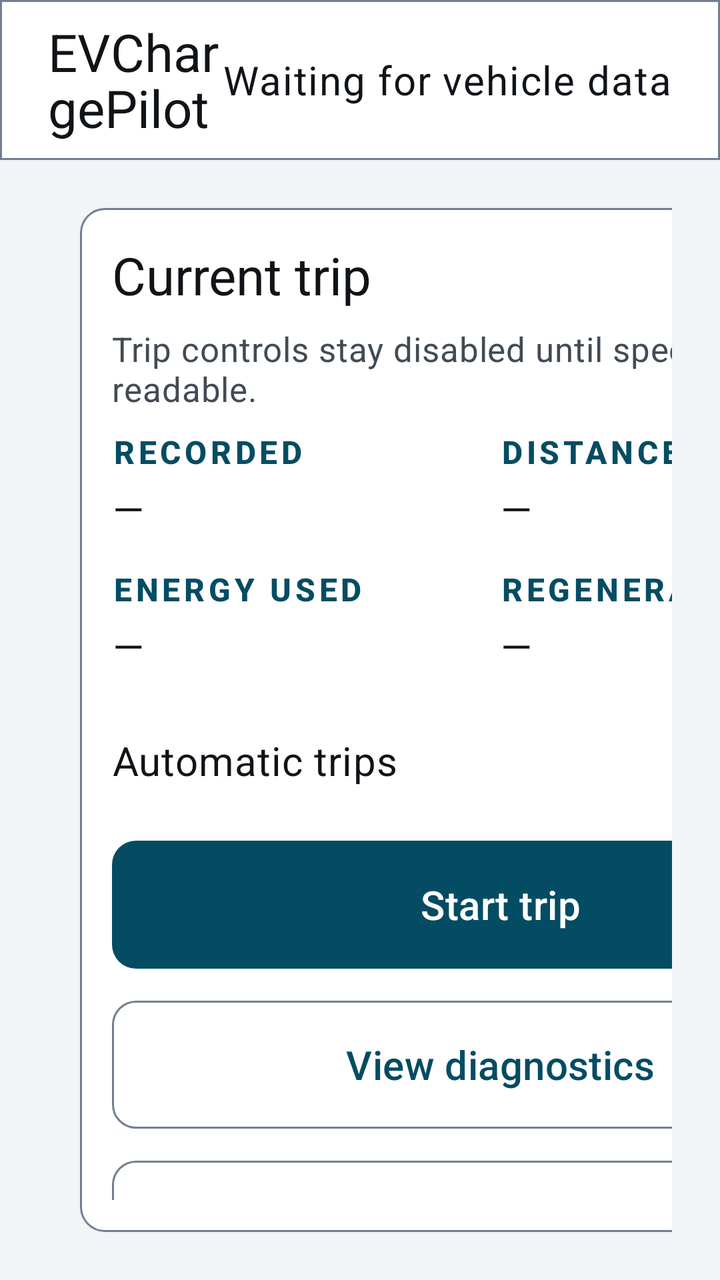
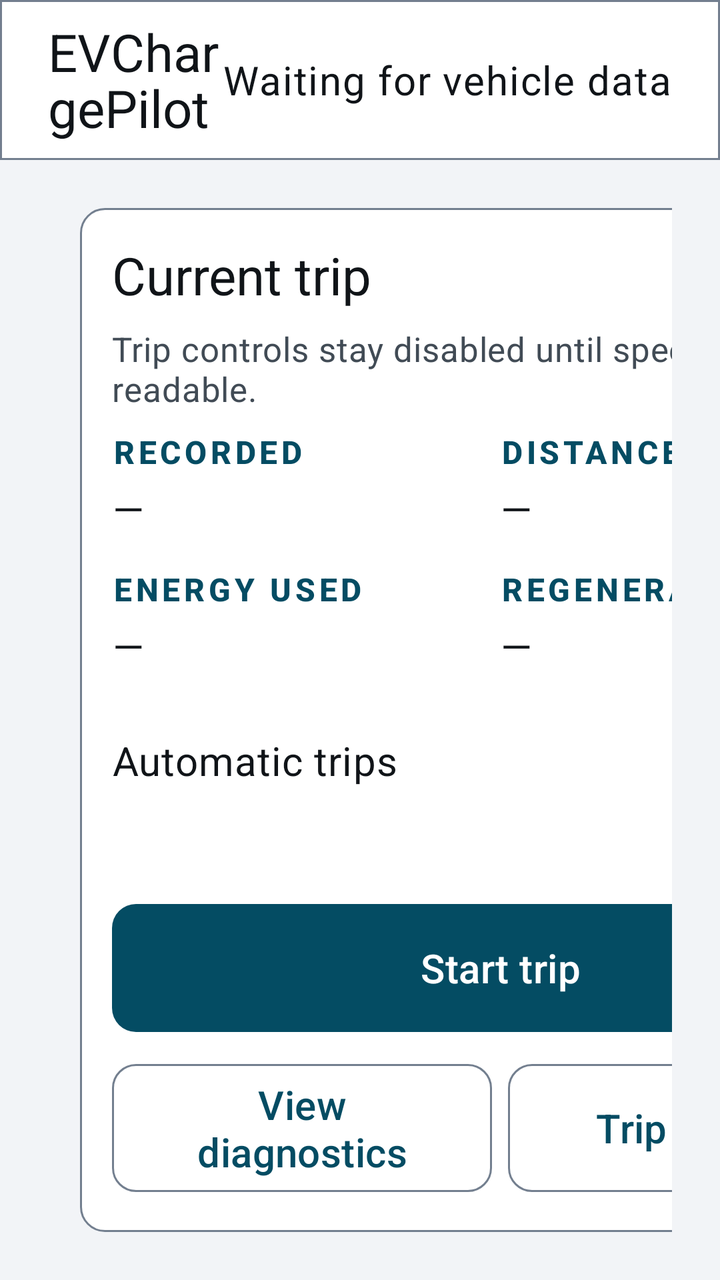

Screens rendered from an Android XML layout before and after an edit, with the pre-edit source and the edit as a unified diff.
<!-- AndroidManifest.xml: application theme Theme.EVChargePilot -->
<!-- res/layout/activity_main.xml -->
<?xml version="1.0" encoding="utf-8"?>
<LinearLayout xmlns:android="http://schemas.android.com/apk/res/android"
    xmlns:app="http://schemas.android.com/apk/res-auto"
    android:layout_width="match_parent"
    android:layout_height="match_parent"
    android:orientation="vertical">

    <LinearLayout
        android:layout_width="match_parent"
        android:layout_height="80dp"
        android:background="@drawable/bg_topbar"
        android:gravity="center_vertical"
        android:orientation="horizontal"
        android:paddingStart="@dimen/spacing_lg"
        android:paddingEnd="@dimen/spacing_lg">

        <TextView
            android:layout_width="0dp"
            android:layout_height="wrap_content"
            android:layout_weight="1"
            android:text="@string/app_name"
            android:textAppearance="@style/Text.EV.Title" />

        <TextView
            android:id="@+id/dataStatus"
            android:layout_width="wrap_content"
            android:layout_height="wrap_content"
            android:drawablePadding="@dimen/spacing_sm"
            android:text="@string/status_waiting_for_vehicle"
            android:textAppearance="@style/Text.EV.Body" />
    </LinearLayout>

    <LinearLayout
        android:layout_width="match_parent"
        android:layout_height="0dp"
        android:layout_weight="1"
        android:baselineAligned="false"
        android:orientation="horizontal"
        android:padding="@dimen/spacing_lg">

        <LinearLayout
            android:layout_width="0dp"
            android:layout_height="match_parent"
            android:layout_weight="1"
            android:orientation="vertical">

            <LinearLayout
                android:layout_width="match_parent"
                android:layout_height="190dp"
                android:background="@drawable/bg_card"
                android:baselineAligned="false"
                android:gravity="center_vertical"
                android:orientation="horizontal"
                android:padding="@dimen/spacing_lg">

                <LinearLayout
                    android:layout_width="0dp"
                    android:layout_height="wrap_content"
                    android:layout_weight="2"
                    android:orientation="vertical">

                    <TextView
                        android:layout_width="wrap_content"
                        android:layout_height="wrap_content"
                        android:text="@string/label_battery"
                        android:textAppearance="@style/Text.EV.SectionHeader" />

                    <TextView
                        android:id="@+id/socValue"
                        android:layout_width="wrap_content"
                        android:layout_height="wrap_content"
                        android:layout_marginTop="@dimen/spacing_sm"
                        android:fontFeatureSettings="tnum"
                        android:text="@string/value_soc_unavailable"
                        android:textAppearance="@style/Text.EV.Display" />

                    <TextView
                        android:layout_width="wrap_content"
                        android:layout_height="wrap_content"
                        android:layout_marginTop="@dimen/spacing_xs"
                        android:text="@string/soc_vehicle_reported"
                        android:textAppearance="@style/Text.EV.Secondary" />
                </LinearLayout>

                <LinearLayout
                    android:layout_width="0dp"
                    android:layout_height="wrap_content"
                    android:layout_weight="1"
                    android:gravity="end"
                    android:orientation="vertical">

                    <TextView
                        android:layout_width="wrap_content"
                        android:layout_height="wrap_content"
                        android:text="@string/label_power"
                        android:textAppearance="@style/Text.EV.SectionHeader" />

                    <TextView
                        android:id="@+id/powerValue"
                        android:layout_width="wrap_content"
                        android:layout_height="wrap_content"
                        android:layout_marginTop="@dimen/spacing_sm"
                        android:fontFeatureSettings="tnum"
                        android:text="@string/value_power_unavailable"
                        android:textAppearance="@style/Text.EV.Body" />

                    <TextView
                        android:layout_width="wrap_content"
                        android:layout_height="wrap_content"
                        android:layout_marginTop="@dimen/spacing_xs"
                        android:text="@string/power_sign_help"
                        android:textAppearance="@style/Text.EV.Secondary" />
                </LinearLayout>
            </LinearLayout>

            <LinearLayout
                android:layout_width="match_parent"
                android:layout_height="0dp"
                android:layout_weight="1"
                android:layout_marginTop="@dimen/spacing_md"
                android:background="@drawable/bg_card"
                android:orientation="vertical">

                <LinearLayout
                    android:layout_width="match_parent"
                    android:layout_height="0dp"
                    android:layout_weight="1"
                    android:baselineAligned="false"
                    android:orientation="horizontal">

                    <LinearLayout
                        style="@style/Widget.EV.Readout"
                        android:layout_width="0dp"
                        android:layout_height="match_parent"
                        android:layout_weight="1"
                        android:layout_marginEnd="@dimen/spacing_sm">
                        <TextView style="@style/Text.EV.ReadoutLabel" android:text="@string/label_range" />
                        <TextView android:id="@+id/rangeValue" style="@style/Text.EV.ReadoutValue" />
                        <TextView
                            style="@style/Text.EV.ReadoutLabel"
                            android:layout_marginTop="@dimen/spacing_sm"
                            android:text="@string/label_adaptive_range" />
                        <TextView
                            android:id="@+id/adaptiveRangeValue"
                            style="@style/Text.EV.TripValue" />
                    </LinearLayout>

                    <View
                        android:layout_width="1dp"
                        android:layout_height="match_parent"
                        android:background="@color/ev_outline" />

                    <LinearLayout
                        style="@style/Widget.EV.Readout"
                        android:layout_width="0dp"
                        android:layout_height="match_parent"
                        android:layout_weight="1"
                        android:layout_marginStart="@dimen/spacing_sm"
                        android:layout_marginEnd="@dimen/spacing_sm">
                        <TextView style="@style/Text.EV.ReadoutLabel" android:text="@string/label_speed" />
                        <TextView android:id="@+id/speedValue" style="@style/Text.EV.ReadoutValue" />
                    </LinearLayout>

                    <View
                        android:layout_width="1dp"
                        android:layout_height="match_parent"
                        android:background="@color/ev_outline" />

                    <LinearLayout
                        style="@style/Widget.EV.Readout"
                        android:layout_width="0dp"
                        android:layout_height="match_parent"
                        android:layout_weight="1"
                        android:layout_marginStart="@dimen/spacing_sm">
                        <TextView style="@style/Text.EV.ReadoutLabel" android:text="@string/label_climate" />
                        <TextView android:id="@+id/climateValue" style="@style/Text.EV.ReadoutValue" />
                    </LinearLayout>
                </LinearLayout>

                <View
                    android:layout_width="match_parent"
                    android:layout_height="1dp"
                    android:background="@color/ev_outline" />

                <LinearLayout
                    android:layout_width="match_parent"
                    android:layout_height="0dp"
                    android:layout_weight="1"
                    android:baselineAligned="false"
                    android:orientation="horizontal">

                    <LinearLayout
                        style="@style/Widget.EV.Readout"
                        android:layout_width="0dp"
                        android:layout_height="match_parent"
                        android:layout_weight="1"
                        android:layout_marginEnd="@dimen/spacing_sm">
                        <TextView style="@style/Text.EV.ReadoutLabel" android:text="@string/label_outside_temp" />
                        <TextView android:id="@+id/outsideTempValue" style="@style/Text.EV.ReadoutValue" />
                    </LinearLayout>

                    <View
                        android:layout_width="1dp"
                        android:layout_height="match_parent"
                        android:background="@color/ev_outline" />

                    <LinearLayout
                        style="@style/Widget.EV.Readout"
                        android:layout_width="0dp"
                        android:layout_height="match_parent"
                        android:layout_weight="1"
                        android:layout_marginStart="@dimen/spacing_sm"
                        android:layout_marginEnd="@dimen/spacing_sm">
                        <TextView style="@style/Text.EV.ReadoutLabel" android:text="@string/label_battery_temp" />
                        <TextView android:id="@+id/batteryTempValue" style="@style/Text.EV.ReadoutValue" />
                    </LinearLayout>

                    <View
                        android:layout_width="1dp"
                        android:layout_height="match_parent"
                        android:background="@color/ev_outline" />

                    <LinearLayout
                        style="@style/Widget.EV.Readout"
                        android:layout_width="0dp"
                        android:layout_height="match_parent"
                        android:layout_weight="1"
                        android:layout_marginStart="@dimen/spacing_sm"
                        android:baselineAligned="false"
                        android:orientation="horizontal">

                        <LinearLayout
                            android:layout_width="0dp"
                            android:layout_height="wrap_content"
                            android:layout_weight="1"
                            android:orientation="vertical">
                            <TextView style="@style/Text.EV.ReadoutLabel" android:text="@string/label_instant_consumption" />
                            <TextView android:id="@+id/instantConsumptionValue" style="@style/Text.EV.TripValue" />
                        </LinearLayout>

                        <LinearLayout
                            android:layout_width="0dp"
                            android:layout_height="wrap_content"
                            android:layout_weight="1"
                            android:orientation="vertical">
                            <TextView style="@style/Text.EV.ReadoutLabel" android:text="@string/label_trip_average_consumption" />
                            <TextView android:id="@+id/tripConsumptionValue" style="@style/Text.EV.TripValue" />
                        </LinearLayout>
                    </LinearLayout>
                </LinearLayout>
            </LinearLayout>
        </LinearLayout>

        <LinearLayout
            android:layout_width="@dimen/chargepilot_rail_width"
            android:layout_height="match_parent"
            android:layout_marginStart="@dimen/spacing_md"
            android:background="@drawable/bg_card"
            android:orientation="vertical"
            android:padding="@dimen/spacing_md">

            <TextView
                android:layout_width="wrap_content"
                android:layout_height="wrap_content"
                android:text="@string/label_current_trip"
                android:textAppearance="@style/Text.EV.Title" />

            <TextView
                android:id="@+id/tripHint"
                android:layout_width="match_parent"
                android:layout_height="wrap_content"
                android:layout_marginTop="@dimen/spacing_sm"
                android:minHeight="44dp"
                android:text="@string/trip_control_speed_unavailable"
                android:textAppearance="@style/Text.EV.Secondary" />

            <LinearLayout
                android:layout_width="match_parent"
                android:layout_height="wrap_content"
                android:layout_marginTop="@dimen/spacing_sm"
                android:baselineAligned="false"
                android:orientation="horizontal">

                <LinearLayout android:layout_width="0dp" android:layout_height="wrap_content" android:layout_weight="1" android:orientation="vertical">
                    <TextView style="@style/Text.EV.ReadoutLabel" android:text="@string/label_duration" />
                    <TextView android:id="@+id/tripDurationValue" style="@style/Text.EV.TripValue" />
                </LinearLayout>
                <LinearLayout android:layout_width="0dp" android:layout_height="wrap_content" android:layout_weight="1" android:orientation="vertical">
                    <TextView style="@style/Text.EV.ReadoutLabel" android:text="@string/label_distance" />
                    <TextView android:id="@+id/tripDistanceValue" style="@style/Text.EV.TripValue" />
                </LinearLayout>
            </LinearLayout>

            <LinearLayout
                android:layout_width="match_parent"
                android:layout_height="wrap_content"
                android:layout_marginTop="@dimen/spacing_md"
                android:baselineAligned="false"
                android:orientation="horizontal">

                <LinearLayout android:layout_width="0dp" android:layout_height="wrap_content" android:layout_weight="1" android:orientation="vertical">
                    <TextView style="@style/Text.EV.ReadoutLabel" android:text="@string/label_energy_used" />
                    <TextView android:id="@+id/tripEnergyValue" style="@style/Text.EV.TripValue" />
                </LinearLayout>
                <LinearLayout android:layout_width="0dp" android:layout_height="wrap_content" android:layout_weight="1" android:orientation="vertical">
                    <TextView style="@style/Text.EV.ReadoutLabel" android:text="@string/label_regenerated" />
                    <TextView android:id="@+id/tripRegenValue" style="@style/Text.EV.TripValue" />
                </LinearLayout>
            </LinearLayout>

            <com.google.android.material.materialswitch.MaterialSwitch
                android:id="@+id/automaticDetection"
                style="@style/Widget.EV.Switch"
                android:layout_width="match_parent"
                android:layout_height="wrap_content"
                android:layout_marginTop="@dimen/spacing_sm"
                android:text="@string/action_automatic_trips" />

            <Space
                android:layout_width="1dp"
                android:layout_height="0dp"
                android:layout_weight="1" />

            <com.google.android.material.button.MaterialButton
                android:id="@+id/tripAction"
                style="@style/Widget.EVChargePilot.Button"
                android:layout_width="match_parent"
                android:layout_height="@dimen/touch_target"
                android:text="@string/action_start_trip" />

            <com.google.android.material.button.MaterialButton
                android:id="@+id/diagnosticsAction"
                style="@style/Widget.EV.Button.Outlined"
                android:layout_width="match_parent"
                android:layout_height="@dimen/touch_target"
                android:layout_marginTop="@dimen/spacing_sm"
                android:text="@string/action_view_diagnostics" />

            <com.google.android.material.button.MaterialButton
                android:id="@+id/historyAction"
                style="@style/Widget.EV.Button.Outlined"
                android:layout_width="match_parent"
                android:layout_height="@dimen/touch_target"
                android:layout_marginTop="@dimen/spacing_sm"
                android:text="@string/action_trip_history" />
        </LinearLayout>
    </LinearLayout>
</LinearLayout>
<!-- resources referenced by this layout -->
<resources>
  <color name="ev_outline">#FF737F8F</color>
  <dimen name="chargepilot_rail_width">420dp</dimen>
  <dimen name="spacing_lg">24dp</dimen>
  <dimen name="spacing_md">16dp</dimen>
  <dimen name="spacing_sm">8dp</dimen>
  <dimen name="spacing_xs">4dp</dimen>
  <dimen name="touch_target">72dp</dimen>
  <string name="action_automatic_trips">Automatic trips</string>
  <string name="action_start_trip">Start trip</string>
  <string name="action_trip_history">Trip history</string>
  <string name="action_view_diagnostics">View diagnostics</string>
  <string name="app_name">EVChargePilot</string>
  <string name="label_adaptive_range">ADAPTIVE ESTIMATE</string>
  <string name="label_battery">BATTERY</string>
  <string name="label_battery_temp">BATTERY TEMP.</string>
  <string name="label_climate">CLIMATE</string>
  <string name="label_current_trip">Current trip</string>
  <string name="label_distance">DISTANCE</string>
  <string name="label_duration">RECORDED</string>
  <string name="label_energy_used">ENERGY USED</string>
  <string name="label_instant_consumption">INSTANT</string>
  <string name="label_outside_temp">OUTSIDE</string>
  <string name="label_power">BATTERY POWER</string>
  <string name="label_range">VEHICLE RANGE</string>
  <string name="label_regenerated">REGENERATED</string>
  <string name="label_speed">SPEED</string>
  <string name="label_trip_average_consumption">TRIP AVERAGE</string>
  <string name="power_sign_help">+ consumption · − regeneration</string>
  <string name="soc_vehicle_reported">Vehicle-reported state of charge</string>
  <string name="status_waiting_for_vehicle">Waiting for vehicle data</string>
  <string name="trip_control_speed_unavailable">Trip controls stay disabled until speed is readable.</string>
  <string name="value_power_unavailable" translatable="false">— kW</string>
  <string name="value_soc_unavailable" translatable="false">— %</string>
  <style name="Text.EV.Body" parent="TextAppearance.Material3.BodyLarge">
          <item name="android:textSize">@dimen/text_body</item>
          <item name="android:textColor">@color/ev_text_primary</item>
      </style>
  <style name="Text.EV.Display" parent="TextAppearance.Material3.HeadlineSmall">
          <item name="android:textSize">@dimen/text_display</item>
          <item name="android:textColor">@color/ev_text_primary</item>
      </style>
  <style name="Text.EV.ReadoutLabel" parent="Text.EV.SectionHeader">
          <item name="android:layout_width">wrap_content</item>
          <item name="android:layout_height">wrap_content</item>
      </style>
  <style name="Text.EV.Title" parent="TextAppearance.Material3.TitleLarge">
          <item name="android:textSize">@dimen/text_title</item>
          <item name="android:textColor">@color/ev_text_primary</item>
      </style>
  <style name="Widget.EVChargePilot.Button" parent="Widget.EV.Button">
          <item name="android:textColor">@color/ev_button_text</item>
          <item name="backgroundTint">@color/ev_button_fill</item>
      </style>
  <color name="ev_surface">#FFFFFFFF</color>
  <dimen name="ev_corner">12dp</dimen>
  <dimen name="text_body">20sp</dimen>
  <color name="ev_text_primary">#FF101418</color>
  <dimen name="text_display">32sp</dimen>
  <string name="value_unavailable" translatable="false">—</string>
  <dimen name="text_secondary">17sp</dimen>
  <color name="ev_text_secondary">#FF414B55</color>
  <dimen name="text_label">16sp</dimen>
  <color name="ev_accent">#FF044C63</color>
  <dimen name="text_title">26sp</dimen>
  <style name="ShapeAppearanceOverlay.EV.Button" parent="">
          <item name="cornerSize">@dimen/ev_corner</item>
      </style>
  <color name="ev_on_accent">#FFFFFFFF</color>
  <color name="ev_surface_raised">#FFE4E8ED</color>
  <color name="ev_background">#FFF2F4F7</color>
  <color name="ev_error">#FF8F0F18</color>
  <!-- unchanged entries left out for length: 16 -->
</resources>

<!-- the commit's change to res/layout/activity_main.xml (unified diff, before → after) -->
@@ -328,21 +328,30 @@
                 android:layout_height="@dimen/touch_target"
                 android:text="@string/action_start_trip" />
 
-            <com.google.android.material.button.MaterialButton
-                android:id="@+id/diagnosticsAction"
-                style="@style/Widget.EV.Button.Outlined"
-                android:layout_width="match_parent"
-                android:layout_height="@dimen/touch_target"
+            <LinearLayout
+                android:layout_width="match_parent"
+                android:layout_height="wrap_content"
                 android:layout_marginTop="@dimen/spacing_sm"
-                android:text="@string/action_view_diagnostics" />
-
-            <com.google.android.material.button.MaterialButton
-                android:id="@+id/historyAction"
-                style="@style/Widget.EV.Button.Outlined"
-                android:layout_width="match_parent"
-                android:layout_height="@dimen/touch_target"
-                android:layout_marginTop="@dimen/spacing_sm"
-                android:text="@string/action_trip_history" />
+                android:baselineAligned="false"
+                android:orientation="horizontal">
+
+                <com.google.android.material.button.MaterialButton
+                    android:id="@+id/diagnosticsAction"
+                    style="@style/Widget.EV.Button.Outlined"
+                    android:layout_width="0dp"
+                    android:layout_height="@dimen/touch_target"
+                    android:layout_weight="1"
+                    android:text="@string/action_view_diagnostics" />
+
+                <com.google.android.material.button.MaterialButton
+                    android:id="@+id/historyAction"
+                    style="@style/Widget.EV.Button.Outlined"
+                    android:layout_width="0dp"
+                    android:layout_height="@dimen/touch_target"
+                    android:layout_marginStart="@dimen/spacing_sm"
+                    android:layout_weight="1"
+                    android:text="@string/action_trip_history" />
+            </LinearLayout>
         </LinearLayout>
     </LinearLayout>
 </LinearLayout>
